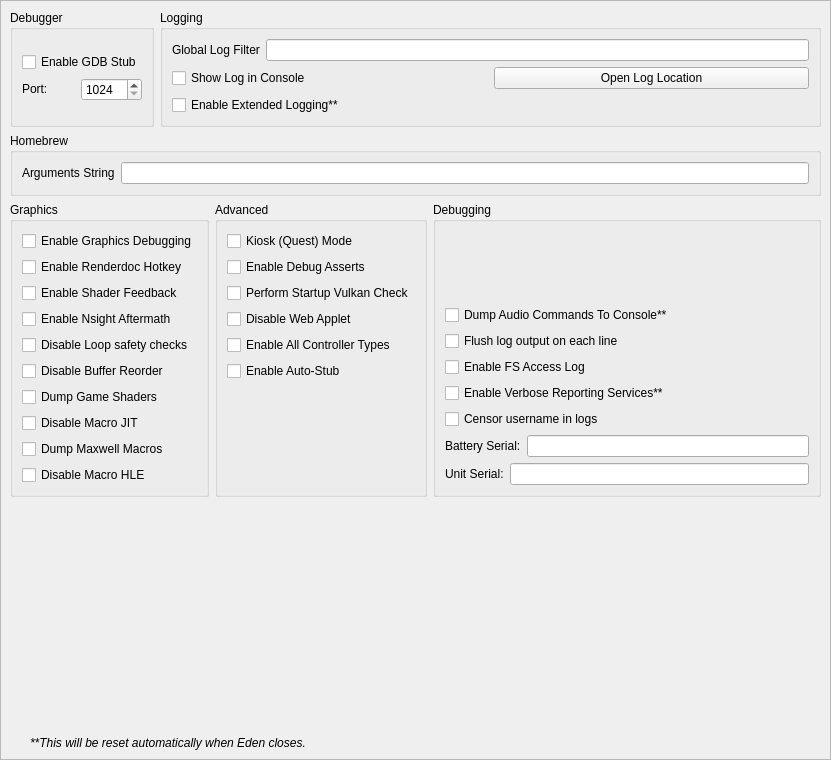
Qt form src/yuzu/configuration/configure_debug.ui (rorrim-rorrim/eden-alt) before a commit.
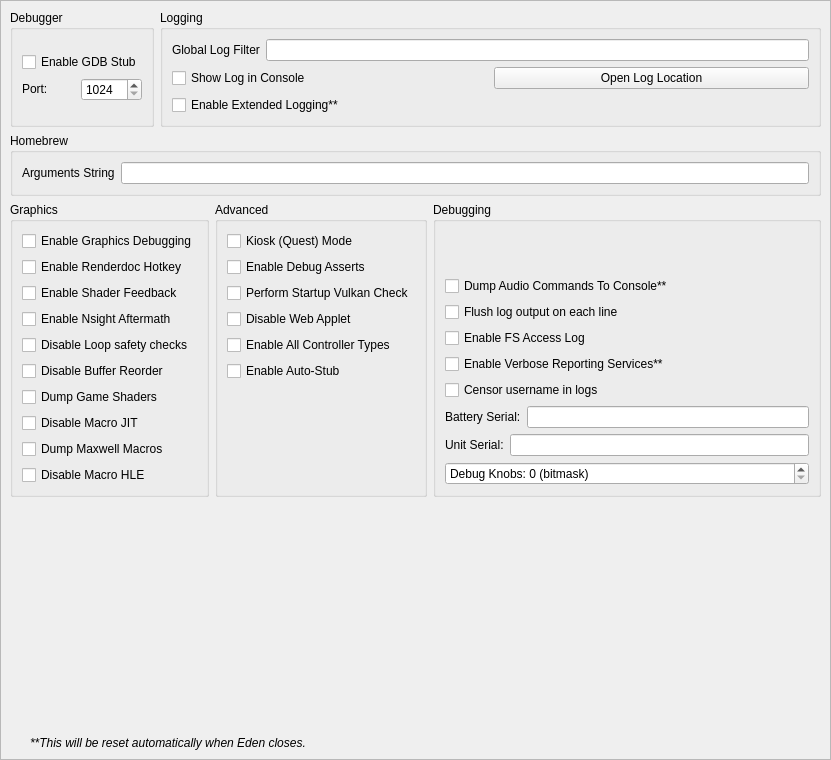
The same form after that commit.

Commit message: 16 bit debug knot set for quick development toggles (kotlin and qt)

The edit to the form file:
```diff
--- a/src/yuzu/configuration/configure_debug.ui
+++ b/src/yuzu/configuration/configure_debug.ui
@@ -507,6 +507,31 @@
            </layout>
           </widget>
          </item>
+          <item row="8" column="0">
+            <widget class="QSpinBox" name="debug_knobs_spinbox">
+                <property name="minimum">
+                <number>0</number>
+                </property>
+                <property name="maximum">
+                <number>65535</number>
+                </property>
+                <property name="toolTip">
+                <string>Bitmask for quick development toggles</string>
+                </property>
+                <property name="statusTip">
+                <string>Set debug knobs (bitmask)</string>
+                </property>
+                <property name="whatsThis">
+                <string>16-bit debug knob set for quick development toggles</string>
+                </property>
+                <property name="suffix">
+                <string> (bitmask)</string>
+                </property>
+                <property name="prefix">
+                <string>Debug Knobs: </string>
+                </property>
+            </widget>
+          </item>
          <item row="7" column="0">
           <widget class="QWidget" name="serial_board_widget" native="true">
            <property name="sizePolicy">
```
The commit also changes 9 other files.
